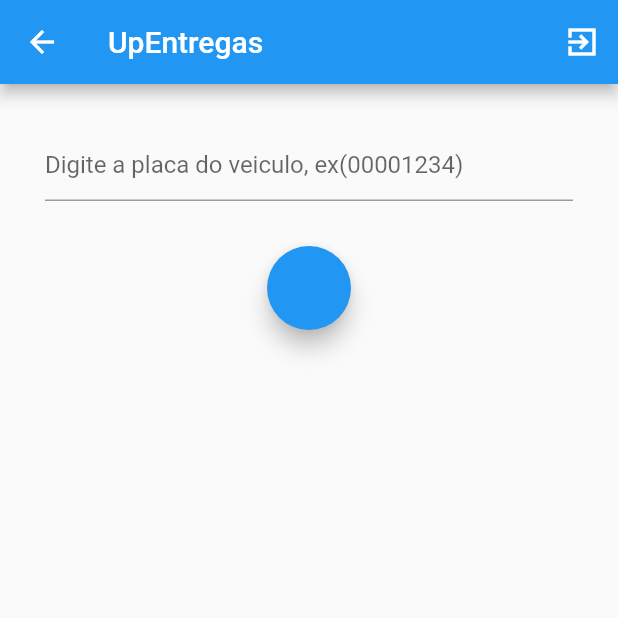
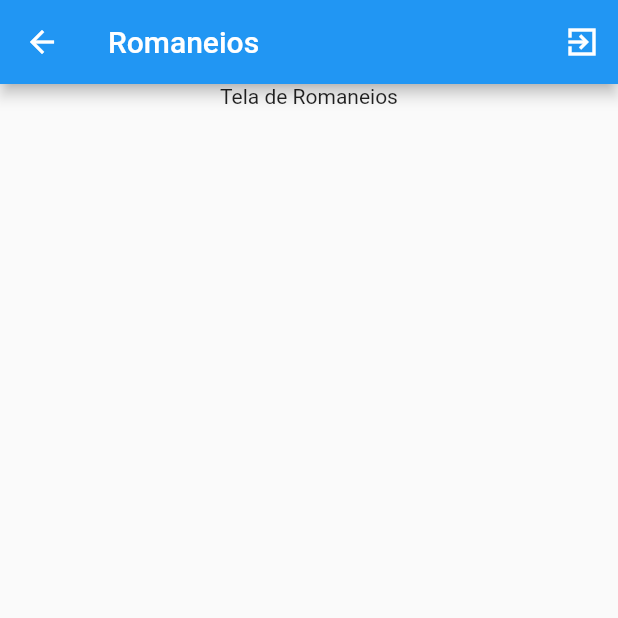
Before and after one commit to carlos-up/upentregas, a Flutter app: the Romaneio screen opened directly, on a phone screen of 412 x 824 dp, the top half of it. Run offline on Flutter 3.47's test engine with Material 2 defaults, Android fonts, the phone set to English and light mode, and no system bars; our stand-ins replace cloud_firestore, firebase_auth, firebase_core, flutter_masked_text, fluttertoast, get and 1 more; missing offline and left inert: international_phone_input; accounts and stored records are empty; generated files the repository leaves out were written again; network calls fail.

Commit message:
autenticacao completa

```diff
--- a/lib/app/shared/constants.dart
+++ b/lib/app/shared/constants.dart
@@ -1,24 +1,15 @@
 import 'package:cloud_firestore/cloud_firestore.dart';
-import 'package:firebase_auth/firebase_auth.dart';
-import 'package:mask_text_input_formatter/mask_text_input_formatter.dart';
+import 'package:flutter_masked_text/flutter_masked_text.dart';
 
 String tokenurl = "http://3.135.87.42/UpApi/v2/api/token";
 String firebaseurl = "http://192.168.1.104:51888/api/AuthMobile/connection";
 String telurl = "http://192.168.1.104:51888/api/AuthValidation/validation";
 //String firebaseurl = "http://192.168.1.106:51888/api/AuthMobile/connection";
 //String telurl = "http://192.168.1.106:51888/api/AuthValidation/validation";
-String placa;
-var maskFormatter = new MaskTextInputFormatter(
-  mask: '###-####',
-);
+var controllerText = MaskedTextController(mask: 'AAA-0000');
+CollectionReference placaRef =
+    FirebaseFirestore.instance.collection('Veículos1');
 String tokenresponse;
 final db = FirebaseFirestore.instance;
-var veiculovalidation =
-    db.collection('Veículos1').get().then((QuerySnapshot querySnapshot) => {
-          querySnapshot.docs.forEach((doc) {
-            placa = doc["Placa"];
-            print(doc["Placa"]);
-          })
-        });
 var status;
 var token;
--- a/lib/app/views/otp/otp_screen.dart
+++ b/lib/app/views/otp/otp_screen.dart
@@ -218,7 +218,7 @@ class _OTPScreenState extends State<OTPScreen> {
         showToast("Error validating OTP, try again", Colors.red);
       }
     }).catchError((error) {
-      showToast("Something went wrong", Colors.red);
+      print("Something went wrong");
     });
   }
 }
--- a/lib/app/views/romaneios/romaneio.dart
+++ b/lib/app/views/romaneios/romaneio.dart
@@ -4,7 +4,12 @@ import 'package:get/get.dart';
 import 'package:upentregas/app/shared/textfield_controllers.dart';
 import 'package:upentregas/app/views/login/login.dart';
 
-class Romaneio extends StatelessWidget {
+class Romaneio extends StatefulWidget {
+  @override
+  _RomaneioState createState() => _RomaneioState();
+}
+
+class _RomaneioState extends State<Romaneio> {
   final FirebaseAuth _firebaseAuth = FirebaseAuth.instance;
 
   @override
@@ -24,11 +29,11 @@ class Romaneio extends StatelessWidget {
             },
           )
         ],
-        title: Text("UpEntregas"),
+        title: Text("Romaneios"),
       ),
       body: Column(
         children: <Widget>[
-          Container(
+          /*Container(
             child: Padding(
               padding: const EdgeInsets.all(30.0),
               child: TextFormField(
@@ -45,10 +50,10 @@ class Romaneio extends StatelessWidget {
               onPressed: () async {},
             ),
             //child: PhoneLogin(),
+          ),*/
+          Center(
+            child: Text("Tela de Romaneios"),
           ),
-          /*Center(
-            child: Text(user.phoneNumber),
-          ),*/
         ],
       ),
     );
--- a/pubspec.yaml
+++ b/pubspec.yaml
@@ -54,6 +54,7 @@ dependencies:
   get: ^3.24.0
 
   mask_text_input_formatter: ^1.2.1
+  flutter_masked_text: ^0.8.0
   # The following adds the Cupertino Icons font to your application.
   # Use with the CupertinoIcons class for iOS style icons.
   cupertino_icons: ^1.0.0
```
Also changed, not shown: lib/app/views/veiculo/veiculo.dart (+40 -15 lines), pubspec.lock.
